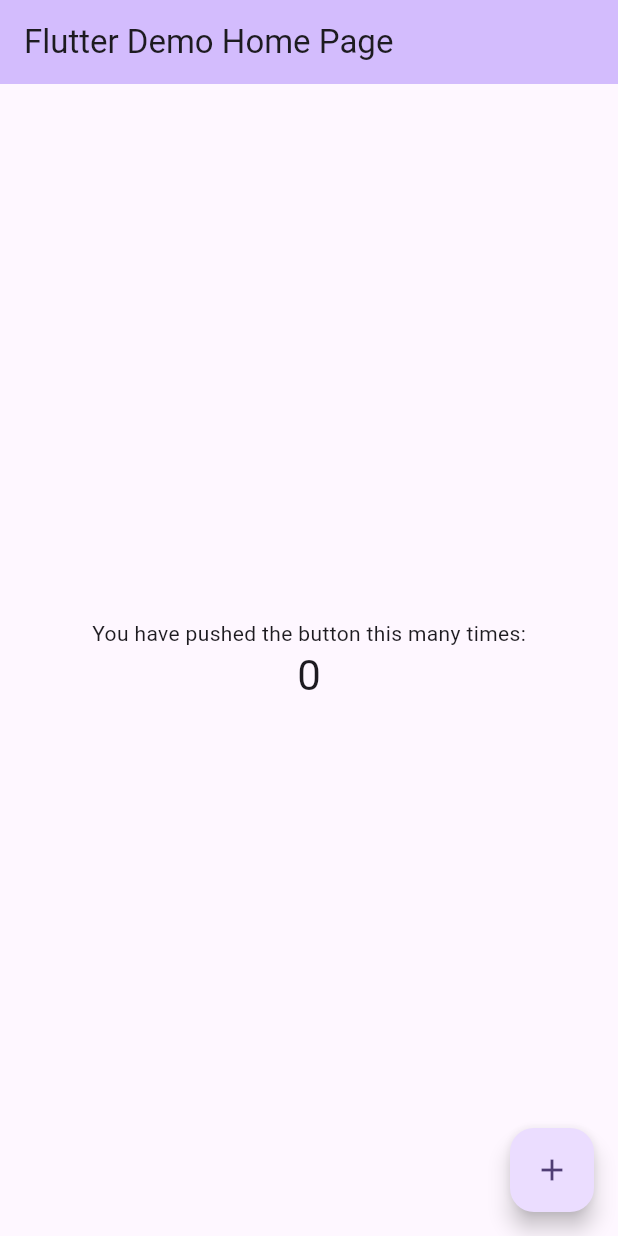
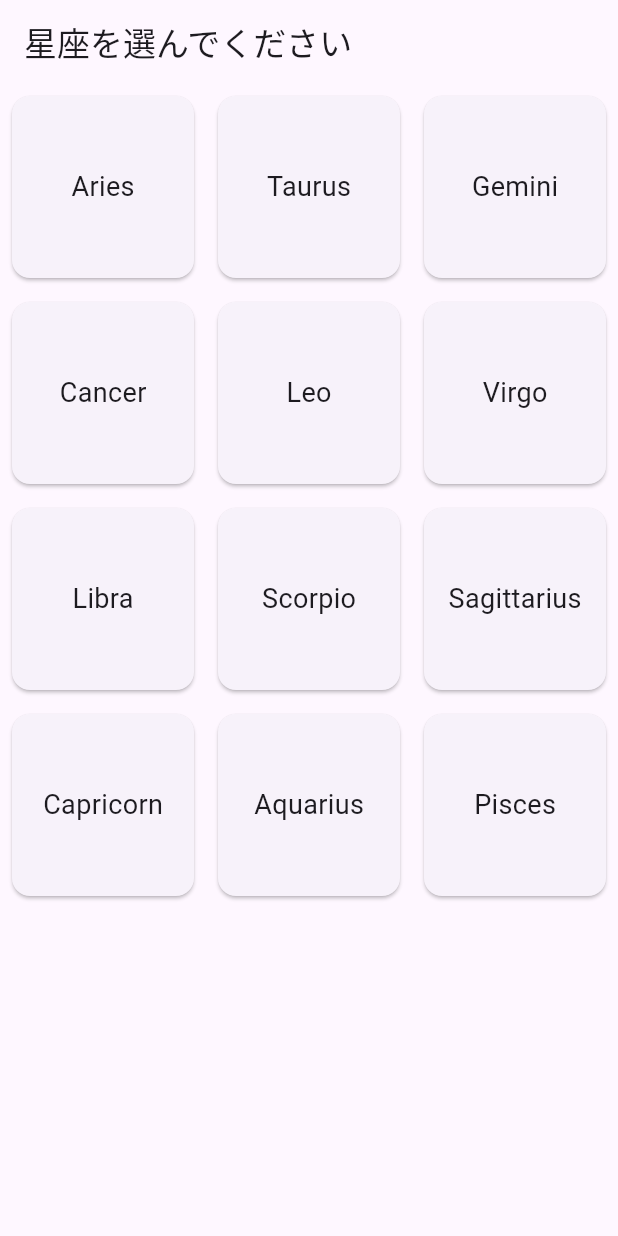
Before and after one commit to hatakeyamar186/horoscope_app, a Flutter app: the screen it shows after launch, on a phone screen of 412 x 824 dp. Run offline on Flutter 3.47's test engine with Material 3 defaults, Android fonts, the phone set to English and light mode, and no system bars.

Commit message:
星座占いのUIを作成

```diff
--- a/lib/main.dart
+++ b/lib/main.dart
@@ -1,4 +1,5 @@
 import 'package:flutter/material.dart';
+import 'screens/horoscope_screen.dart';
 
 void main() {
   runApp(const MyApp());
@@ -7,119 +8,14 @@
 class MyApp extends StatelessWidget {
   const MyApp({super.key});
 
-  // This widget is the root of your application.
   @override
   Widget build(BuildContext context) {
     return MaterialApp(
-      title: 'Flutter Demo',
+      title: '星座占い',
       theme: ThemeData(
-        // This is the theme of your application.
-        //
-        // TRY THIS: Try running your application with "flutter run". You'll see
-        // the application has a purple toolbar. Then, without quitting the app,
-        // try changing the seedColor in the colorScheme below to Colors.green
-        // and then invoke "hot reload" (save your changes or press the "hot
-        // reload" button in a Flutter-supported IDE, or press "r" if you used
-        // the command line to start the app).
-        //
-        // Notice that the counter didn't reset back to zero; the application
-        // state is not lost during the reload. To reset the state, use hot
-        // restart instead.
-        //
-        // This works for code too, not just values: Most code changes can be
-        // tested with just a hot reload.
-        colorScheme: ColorScheme.fromSeed(seedColor: Colors.deepPurple),
-        useMaterial3: true,
+        primarySwatch: Colors.blue,
       ),
-      home: const MyHomePage(title: 'Flutter Demo Home Page'),
+      home: const HoroscopeScreen(), //トップ画面を呼び出す
     );
   }
 }
-
-class MyHomePage extends StatefulWidget {
-  const MyHomePage({super.key, required this.title});
-
-  // This widget is the home page of your application. It is stateful, meaning
-  // that it has a State object (defined below) that contains fields that affect
-  // how it looks.
-
-  // This class is the configuration for the state. It holds the values (in this
-  // case the title) provided by the parent (in this case the App widget) and
-  // used by the build method of the State. Fields in a Widget subclass are
-  // always marked "final".
-
-  final String title;
-
-  @override
-  State<MyHomePage> createState() => _MyHomePageState();
-}
-
-class _MyHomePageState extends State<MyHomePage> {
-  int _counter = 0;
-
-  void _incrementCounter() {
-    setState(() {
-      // This call to setState tells the Flutter framework that something has
-      // changed in this State, which causes it to rerun the build method below
-      // so that the display can reflect the updated values. If we changed
-      // _counter without calling setState(), then the build method would not be
-      // called again, and so nothing would appear to happen.
-      _counter++;
-    });
-  }
-
-  @override
-  Widget build(BuildContext context) {
-    // This method is rerun every time setState is called, for instance as done
-    // by the _incrementCounter method above.
-    //
-    // The Flutter framework has been optimized to make rerunning build methods
-    // fast, so that you can just rebuild anything that needs updating rather
-    // than having to individually change instances of widgets.
-    return Scaffold(
-      appBar: AppBar(
-        // TRY THIS: Try changing the color here to a specific color (to
-        // Colors.amber, perhaps?) and trigger a hot reload to see the AppBar
-        // change color while the other colors stay the same.
-        backgroundColor: Theme.of(context).colorScheme.inversePrimary,
-        // Here we take the value from the MyHomePage object that was created by
-        // the App.build method, and use it to set our appbar title.
-        title: Text(widget.title),
-      ),
-      body: Center(
-        // Center is a layout widget. It takes a single child and positions it
-        // in the middle of the parent.
-        child: Column(
-          // Column is also a layout widget. It takes a list of children and
-          // arranges them vertically. By default, it sizes itself to fit its
-          // children horizontally, and tries to be as tall as its parent.
-          //
-          // Column has various properties to control how it sizes itself and
-          // how it positions its children. Here we use mainAxisAlignment to
-          // center the children vertically; the main axis here is the vertical
-          // axis because Columns are vertical (the cross axis would be
-          // horizontal).
-          //
-          // TRY THIS: Invoke "debug painting" (choose the "Toggle Debug Paint"
-          // action in the IDE, or press "p" in the console), to see the
-          // wireframe for each widget.
-          mainAxisAlignment: MainAxisAlignment.center,
-          children: <Widget>[
-            const Text(
-              'You have pushed the button this many times:',
-            ),
-            Text(
-              '$_counter',
-              style: Theme.of(context).textTheme.headlineMedium,
-            ),
-          ],
-        ),
-      ),
-      floatingActionButton: FloatingActionButton(
-        onPressed: _incrementCounter,
-        tooltip: 'Increment',
-        child: const Icon(Icons.add),
-      ), // This trailing comma makes auto-formatting nicer for build methods.
-    );
-  }
-}
--- /dev/null
+++ b/lib/screens/horoscope_screen.dart
@@ -0,0 +1,47 @@
+import 'package:flutter/material.dart';
+
+class HoroscopeScreen extends StatelessWidget {
+  const HoroscopeScreen({super.key});
+
+  @override
+  Widget build(BuildContext context) {
+    return Scaffold(
+      appBar: AppBar(
+        title: const Text('星座を選んでください'),
+      ),
+      body: GridView.count(
+        crossAxisCount: 3,
+        children: List.generate(12, (index) {
+          final signs = [
+            'Aries',
+            'Taurus',
+            'Gemini',
+            'Cancer',
+            'Leo',
+            'Virgo',
+            'Libra',
+            'Scorpio',
+            'Sagittarius',
+            'Capricorn',
+            'Aquarius',
+            'Pisces'
+          ];
+          return GestureDetector(
+            onTap: () {
+              print('${signs[index]}を選択しました');
+            },
+            child: Card(
+              margin: const EdgeInsets.all(8.0),
+              child: Center(
+                child: Text(
+                  signs[index],
+                  style: const TextStyle(fontSize: 18),
+                ),
+              ),
+            ),
+          );
+        }),
+      ),
+    );
+  }
+}
```
